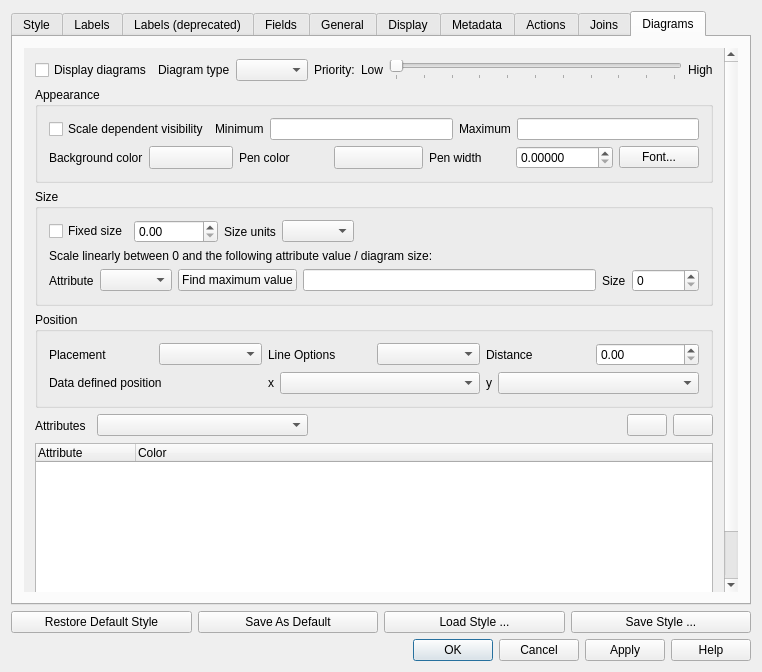
Qt form src/ui/qgsvectorlayerpropertiesbase.ui (kadas-albireo/kadas-albireo) before a commit.
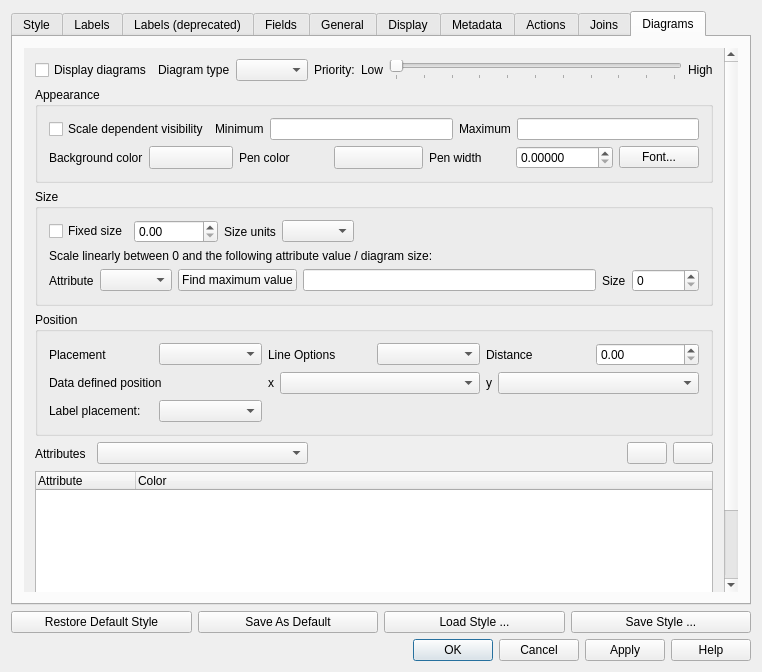
The same form after that commit. The open tabs and pages were chosen to show the change. Icons and pictures are not drawn. Custom widgets are drawn as their Qt base class.

Commit message: Text diagrams: new label placement method (x-height)

What changed in the file:
```diff
--- a/src/ui/qgsvectorlayerpropertiesbase.ui
+++ b/src/ui/qgsvectorlayerpropertiesbase.ui
@@ -1375,6 +1375,20 @@
                 </item>
                </layout>
               </item>
+              <item row="2" column="0">
+               <layout class="QHBoxLayout" name="horizontalLayout_14">
+                <item>
+                 <widget class="QLabel" name="mLabelPlacementLabel">
+                  <property name="text">
+                   <string>Label placement:</string>
+                  </property>
+                 </widget>
+                </item>
+                <item>
+                 <widget class="QComboBox" name="mLabelPlacementComboBox"/>
+                </item>
+               </layout>
+              </item>
              </layout>
             </widget>
            </item>
```
Left out of the diff: 228 changed lines with no effect on the pictures. The commit also changes 5 other files.
